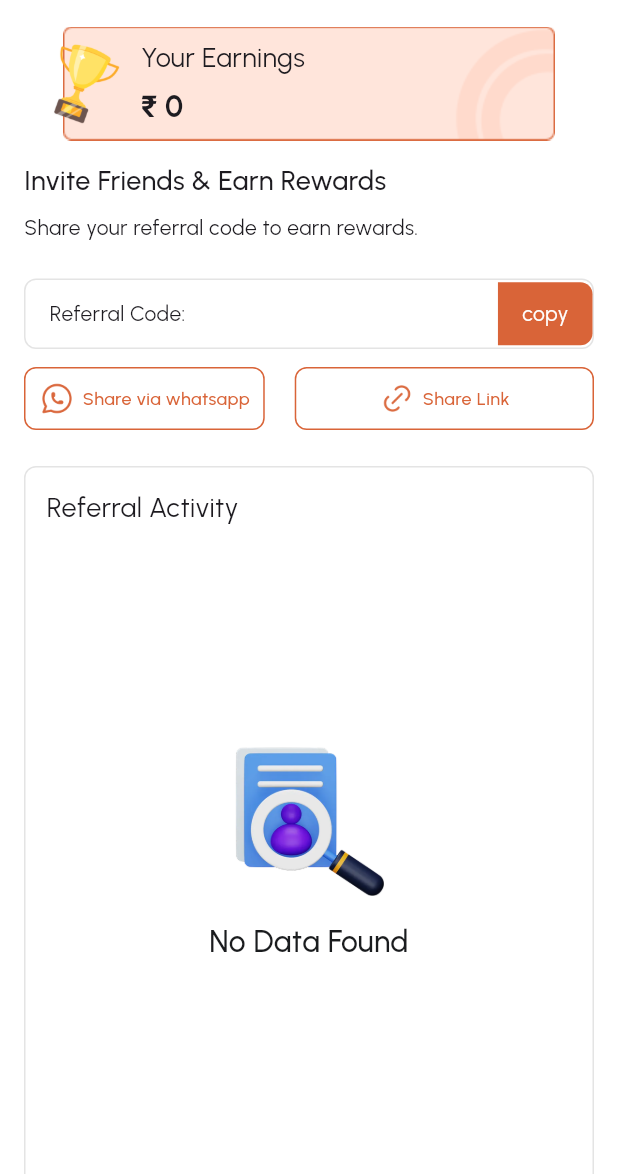
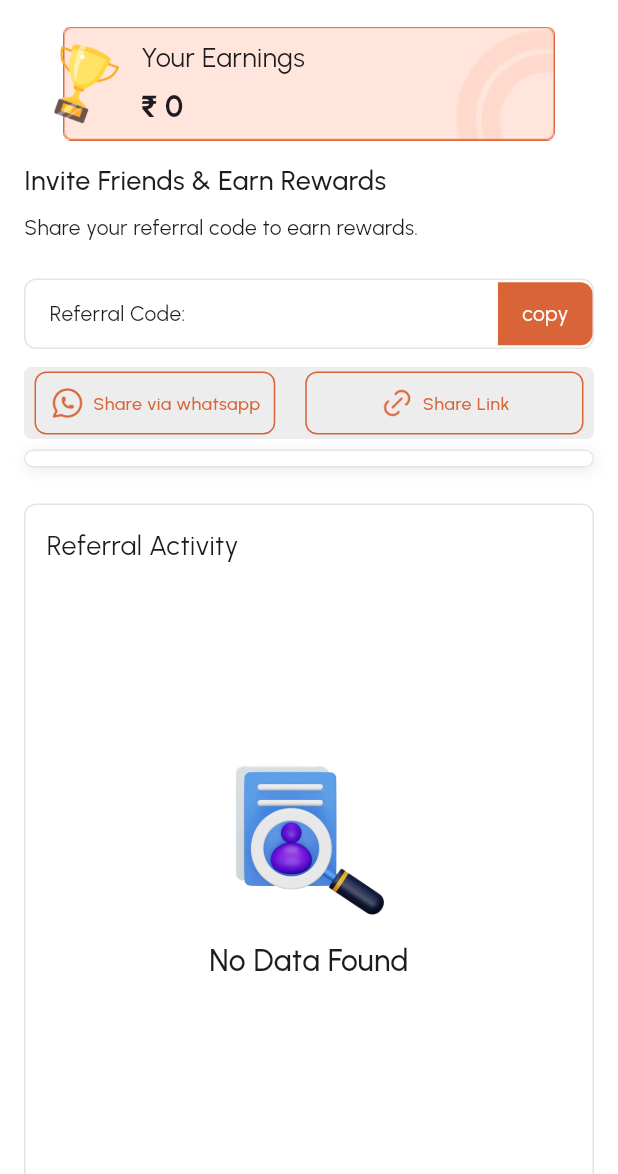
Before and after one commit to harish15032k/magical_walls, a Flutter app: the ReferralScreen screen opened directly, after a tap on "copy", on a phone screen of 412 x 824 dp, the part 62-1236 px from its top. Run offline on Flutter 3.47's test engine with Material 3 defaults, Android fonts, the light colour scheme and no system bars; our stand-ins replace app_links, connectivity_plus, dotted_border, dropdown_button2, file_picker, firebase_core and 15 more; missing offline and left inert: clipboard, razorpay_flutter; accounts and stored records are empty; network calls fail.

Commit message:
Referral and Wallet withdraw api integration

```diff
--- a/lib/core/constants/api_urls.dart
+++ b/lib/core/constants/api_urls.dart
@@ -2,6 +2,7 @@ class AppConstants{
   static const String MAP_KEY ="";
   static const String earning = "earning";
   static const String spend = "spend";
+  static const String withdraw = "withdraw";
   static const String inprogress = "inprogress";
   static const String closed = "closed";
   static const String type = "type";
--- a/lib/core/constants/app_colors.dart
+++ b/lib/core/constants/app_colors.dart
@@ -28,4 +28,6 @@ class CommonColors {
   static const Color grey95 = Color(0xFFF2F2F2);
   static const Color midGrey = Color(0xFF878787);
   static const Color goldenAmer = Color(0xFFECA958);
+  static const Color lightGray = Color(0xFFEDEDED);
+  static const Color platinum = Color(0xFFE6E6E6);
 }
--- a/lib/data/urls/api_urls.dart
+++ b/lib/data/urls/api_urls.dart
@@ -27,7 +27,7 @@ class ApiUrls{
   static const String reason = "$_baseUrl/reason";
   static const String customerSupportList = "$_baseUrl/customerSupportList";
   static const String referral = "$_baseUrl/referral";
-  static const String wallet = "$_baseUrl/userWalletList?page=";
+  static const String wallet = "$_baseUrl/technician/technicianWallet?page=";
   static const String addCustomerPayment = "$_baseUrl/addCustomerPayment?token=";
   static const String verifyCustomerPayment = "$_baseUrl/verifyCustomerPayment?token=";
   static const String walletRechargeBooking = "$_baseUrl/wallet";
--- a/lib/presentation/pages/Earnings/screens/withdraw.dart
+++ b/lib/presentation/pages/Earnings/screens/withdraw.dart
@@ -20,6 +20,12 @@ class _WithdrawScreenState extends State<WithdrawScreen> {
   final TextEditingController _amountController = TextEditingController();
 
   EarningsController controller = Get.put(EarningsController());
+
+  @override
+  void initState() {
+    controller.isLoading.value = false;
+    super.initState();
+  }
 
   @override
   void dispose() {
--- a/lib/presentation/pages/location/controller/location_access_controller.dart
+++ b/lib/presentation/pages/location/controller/location_access_controller.dart
@@ -159,7 +159,7 @@ class LocationAccessController extends GetxController {
 
       Placemark place = placemarks[0];
       currentLocation =
-          "${place.name}, ${place.street}, ${place.locality}, ${place.administrativeArea}, ${place.country}";
+          " ${place.street ?? place.name}, ${place.locality}, ${place.administrativeArea}, ${place.country}";
 
       debugPrint("currentLocation $currentLocation");
     } catch (e) {
--- a/lib/presentation/pages/profile/screens/referral_screen.dart
+++ b/lib/presentation/pages/profile/screens/referral_screen.dart
@@ -58,7 +58,6 @@ class _ReferralScreenState extends State<ReferralScreen> {
                   Text("Referral", style: CommonTextStyles.medium20),
                 ],
               ),
-
               Container(
                 margin: const EdgeInsets.only(top: 18, bottom: 14),
                 padding: const EdgeInsets.symmetric(horizontal: 8, vertical: 8),
@@ -157,7 +156,13 @@ class _ReferralScreenState extends State<ReferralScreen> {
                   ],
                 ),
               ),
-              Row(
+              Container(
+                padding: const EdgeInsets.symmetric(vertical: 3, horizontal: 7),
+                decoration: BoxDecoration(
+                    borderRadius: BorderRadius.circular(5),
+                    color: CommonColors.lightGray
+                ),
+                child: Row(
                 spacing: 20,
                 children: [
                   GestureDetector(onTap: () async {
@@ -235,6 +240,20 @@ class _ReferralScreenState extends State<ReferralScreen> {
                     ),
                     ),),
                 ],
+                ),),
+              Container(
+                margin: const EdgeInsets.only(top: 7),
+                padding: const EdgeInsets.symmetric(vertical: 5, horizontal: 8),
+                decoration: BoxDecoration(
+                    borderRadius: BorderRadius.circular(12),
+                    color: CommonColors.white,
+                  border: Border.all(color: CommonColors.platinum),
+                    boxShadow: [
+                      BoxShadow(offset: const Offset(1, 2),
+                          blurRadius: 7.9,
+                          color: CommonColors.black.withAlpha(25))
+                    ]
+                ),
               ),
               Expanded(
                 child: Container(
--- a/lib/presentation/pages/wallet/screen/components/wallet_balance_widget.dart
+++ b/lib/presentation/pages/wallet/screen/components/wallet_balance_widget.dart
@@ -66,7 +66,7 @@ class WalletBalanceWidget extends StatelessWidget {
                           borderRadius: BorderRadius.circular(8),
                         ),
                         child: Row(spacing: 8, children: [
-                          Text("Add Now", style: CommonTextStyles.regular14,),
+                          Text("Withdraw", style: CommonTextStyles.regular14,),
                           Icon(Icons.arrow_forward_ios_rounded, size: 15,)
                         ],),
                       ),
```
Also changed, not shown: lib/presentation/pages/Earnings/screens/earnings_screen.dart (+3 -4 lines), lib/presentation/pages/wallet/controller/wallet_controller.dart (+10 -6 lines), lib/presentation/pages/wallet/screen/components/wallet_transaction_widget.dart (+4 -5 lines).
